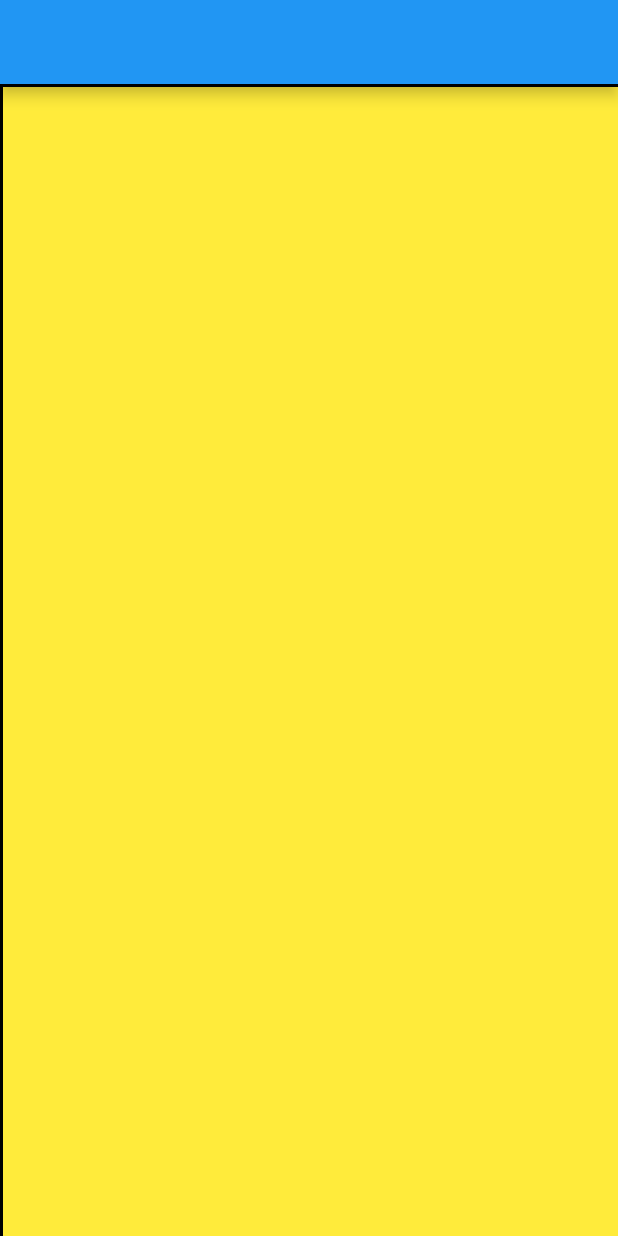
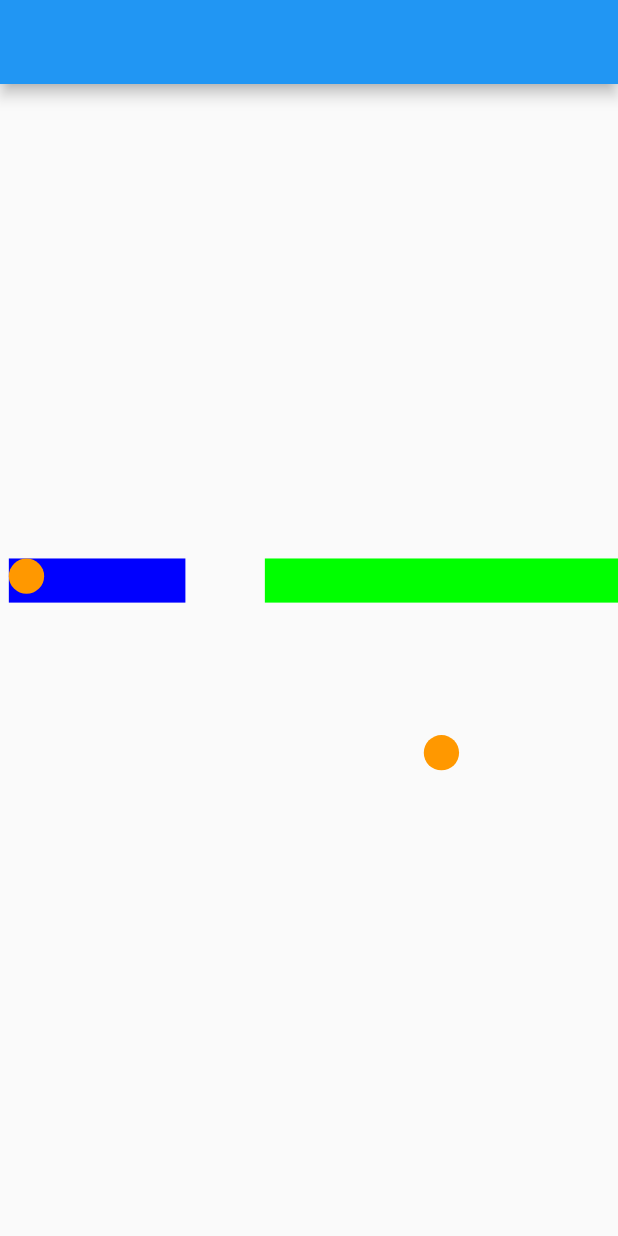
Before and after one commit to janannas/floorplans-demo, a Flutter app: the screen it shows after launch, on a phone screen of 412 x 824 dp. Run offline on Flutter 3.47's test engine with Material 2 defaults, Android fonts, the phone set to English and light mode, and no system bars.

Commit message:
finally a solution to the zoom issue

```diff
--- a/lib/floorplan.dart
+++ b/lib/floorplan.dart
@@ -109,6 +109,7 @@ class DeskElement implements BaseElement {
   final String deskId;
   final double x;
   final double y;
+  final double radius = 20.0;
 
   DeskElement({
     required this.deskId,
@@ -117,7 +118,8 @@ class DeskElement implements BaseElement {
   });
 
   @override
-  Rect getExtent() => Rect.fromLTWH(x, y, 0, 0);
+  Rect getExtent() =>
+      Rect.fromLTWH(x - radius, y - radius, radius * 2, radius * 2);
 
   factory DeskElement.fromJson(Map<String, dynamic> data) {
     return DeskElement(
@@ -161,7 +163,6 @@ class _FloorplanState extends State<Floorplan> {
 
   void load(String jsonString) {
     final data = json.decode(jsonString);
-
     root = RootElement.fromJson(data);
   }
 
@@ -169,12 +170,7 @@ class _FloorplanState extends State<Floorplan> {
   void initState() {
     debugPrint(widget.jsonFloorplan);
     load(widget.jsonFloorplan);
-
     controller = TransformationController();
-
-    controller.addListener(() {
-      print(controller.value);
-    });
     super.initState();
   }
 
@@ -191,14 +187,12 @@ class _FloorplanState extends State<Floorplan> {
   }
 
   Widget buildDeskElement(BuildContext context, DeskElement element) {
-    const radius = 10;
-
     return Positioned(
-      top: element.y - radius,
-      left: element.x - radius,
+      top: element.y - element.radius,
+      left: element.x - element.radius,
       child: Container(
-        height: radius * 2,
-        width: radius * 2,
+        height: element.radius * 2,
+        width: element.radius * 2,
         decoration: const BoxDecoration(
           color: Colors.orange,
           shape: BoxShape.circle,
@@ -228,46 +222,26 @@ class _FloorplanState extends State<Floorplan> {
     return SizedBox(
       height: size.bottom,
       width: size.right,
-      child: Container(
-        decoration: BoxDecoration(color: Colors.grey[500]),
-        child: Stack(
-          fit: StackFit.expand,
-          clipBehavior: Clip.none,
-          children: elements,
-        ),
+      child: Stack(
+        children: elements,
       ),
     );
   }
 
   @override
   Widget build(BuildContext context) {
-    // final size = root.getExtent();
+    final size = root.getExtent();
 
-    // final layers = root.layers
-    //     .map<Widget>((layer) => buildLayer(context, layer, size))
-    //     .toList();
+    final layers = root.layers
+        .map<Widget>((layer) => buildLayer(context, layer, size))
+        .toList();
 
-    // final boundaryMargin = max(size.bottom, size.right);
-    final size = Rect.fromLTRB(0, 0, 700, 400);
-    // print(controller.value);
     return InteractiveViewer(
       transformationController: controller,
-      boundaryMargin: EdgeInsets.fromLTRB(0, 0, 0, 0),
-      constrained: false,
-      child: SizedBox(
-        height: 792,
-        width: 700,
-        child: Container(
-          height: 400,
-          width: 700,
-          decoration: BoxDecoration(
-            border: Border.all(
-              width: 2,
-              color: Colors.black,
-            ),
-            color: Colors.yellow,
-          ),
-        ),
+      maxScale: 200,
+      child: FittedBox(
+        fit: BoxFit.contain,
+        child: Stack(children: layers),
       ),
     );
   }
```
